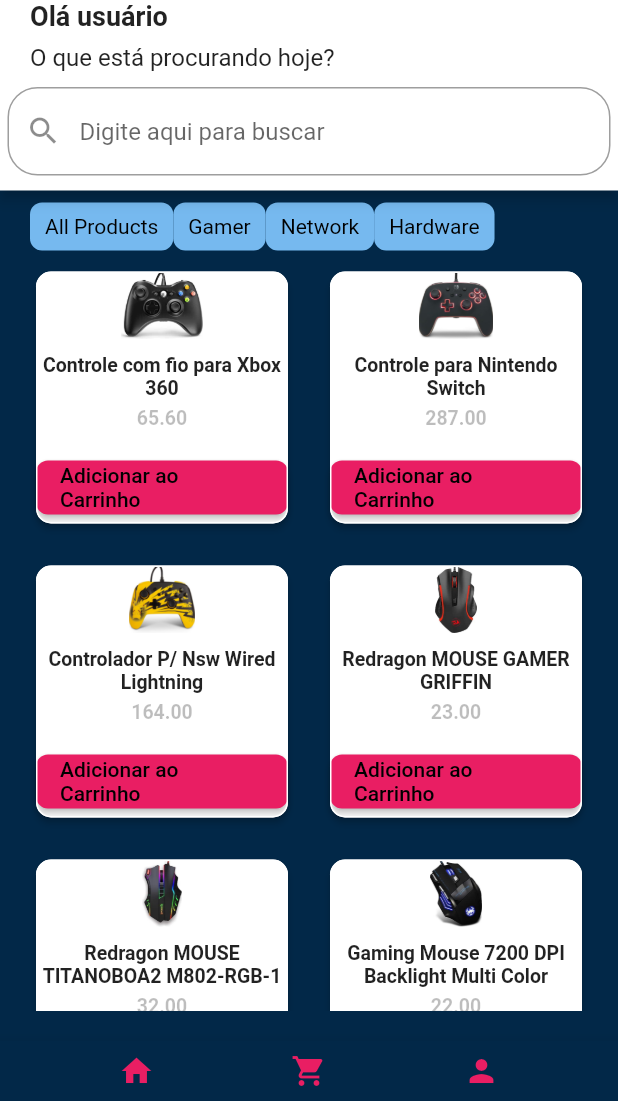
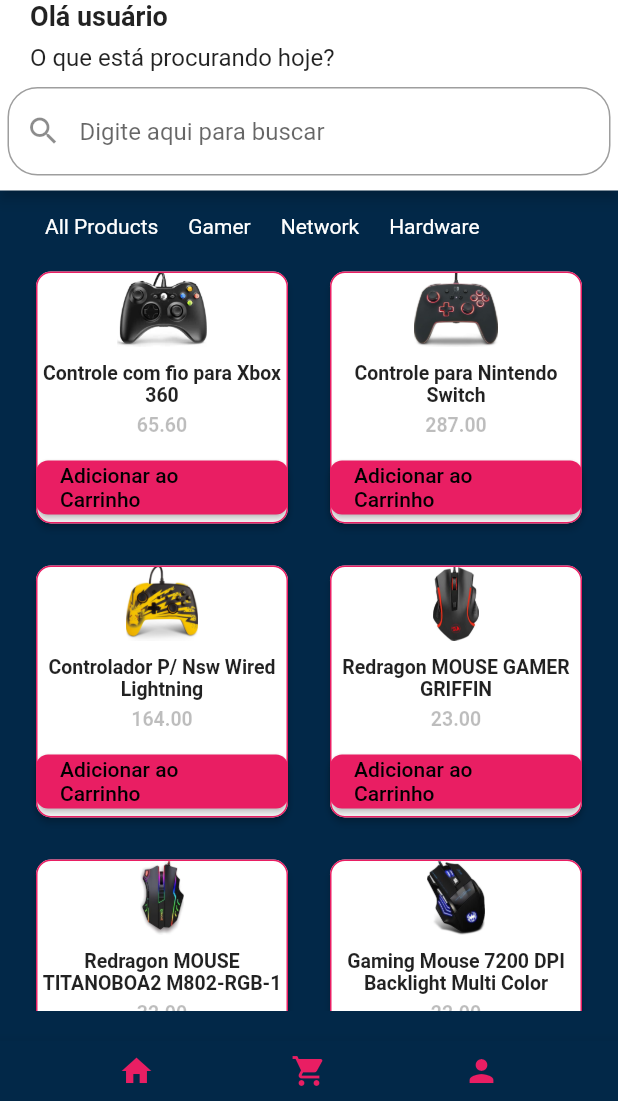
Before and after one commit to codigo-rosa/crtech, a Flutter app: the screen it shows after launch, on a phone screen of 412 x 824 dp, the part 135-1236 px from its top. Run offline on Flutter 3.47's test engine with Material 2 defaults, Android fonts, the phone set to English and light mode, and no system bars.

Commit message:
Alterada a cor da borda e as cor dos botoes das categorias

```diff
--- a/lib/main.dart
+++ b/lib/main.dart
@@ -12,6 +12,7 @@ class MyApp extends StatelessWidget {
   Widget build(BuildContext context) {
     return MaterialApp(
       title: 'E-Commerce Shop',
+      debugShowCheckedModeBanner: false, // Remover o banner de debug
       theme: ThemeData(
         scaffoldBackgroundColor: Color.fromARGB(255, 2, 40, 72),
       ),
@@ -198,13 +199,13 @@ class _HomePageState extends State<HomePage> {
         padding: EdgeInsets.symmetric(
             horizontal: 10.0, vertical: 8.0), // Adicionei o padding vertical
         decoration: BoxDecoration(
-          color: Color.fromARGB(255, 118, 185, 239),
-          borderRadius: BorderRadius.circular(8),
+          color: Color.fromARGB(255, 2, 40, 72),
+          borderRadius: BorderRadius.circular(10),
         ),
         child: Text(
           name,
           style: TextStyle(
-            color: Colors.black,
+            color: Colors.white,
           ),
         ),
       ),
@@ -234,7 +235,7 @@ class _HomePageState extends State<HomePage> {
       shape: RoundedRectangleBorder(
         borderRadius: BorderRadius.circular(10.0),
         side: BorderSide(
-          color: Colors.white,
+          color: Colors.pink,
           width: 1.0,
         ),
       ),
@@ -268,7 +269,7 @@ class _HomePageState extends State<HomePage> {
             ),
             textAlign: TextAlign.center,
           ),
-          SizedBox(height: 15),
+          SizedBox(height: 10),
           ElevatedButton(
             onPressed: () {},
             style: ElevatedButton.styleFrom(
```
